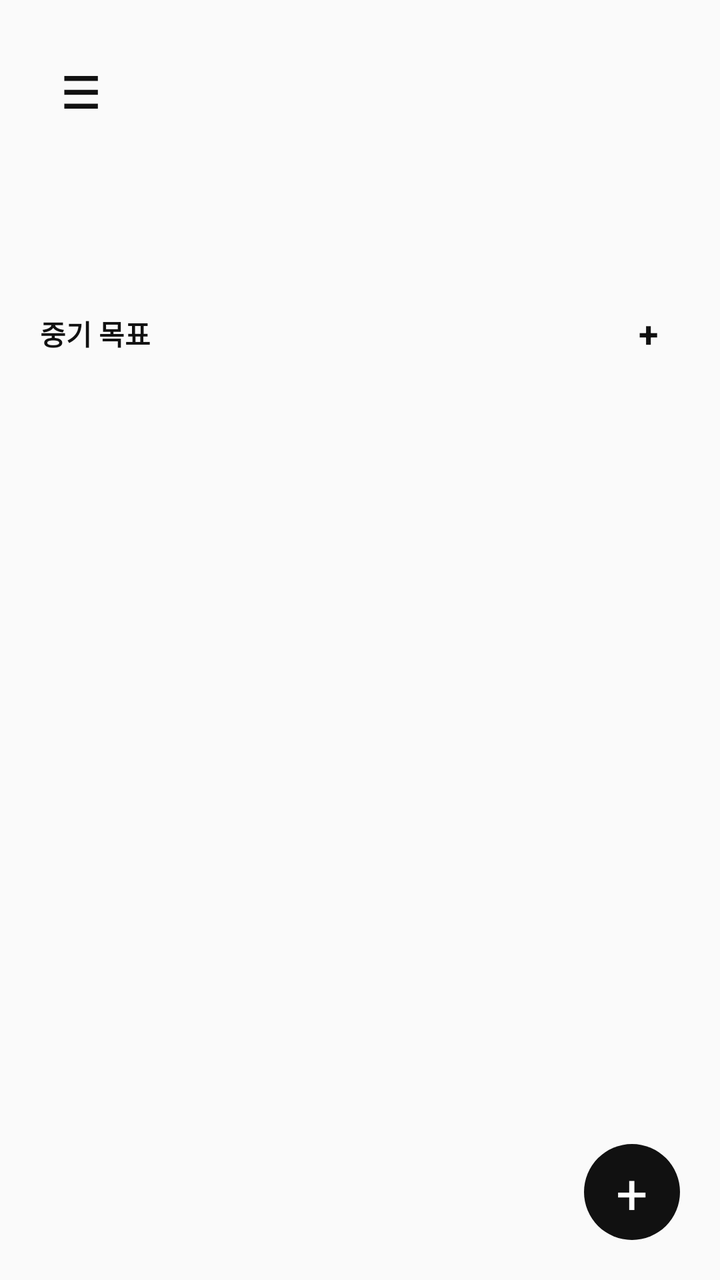
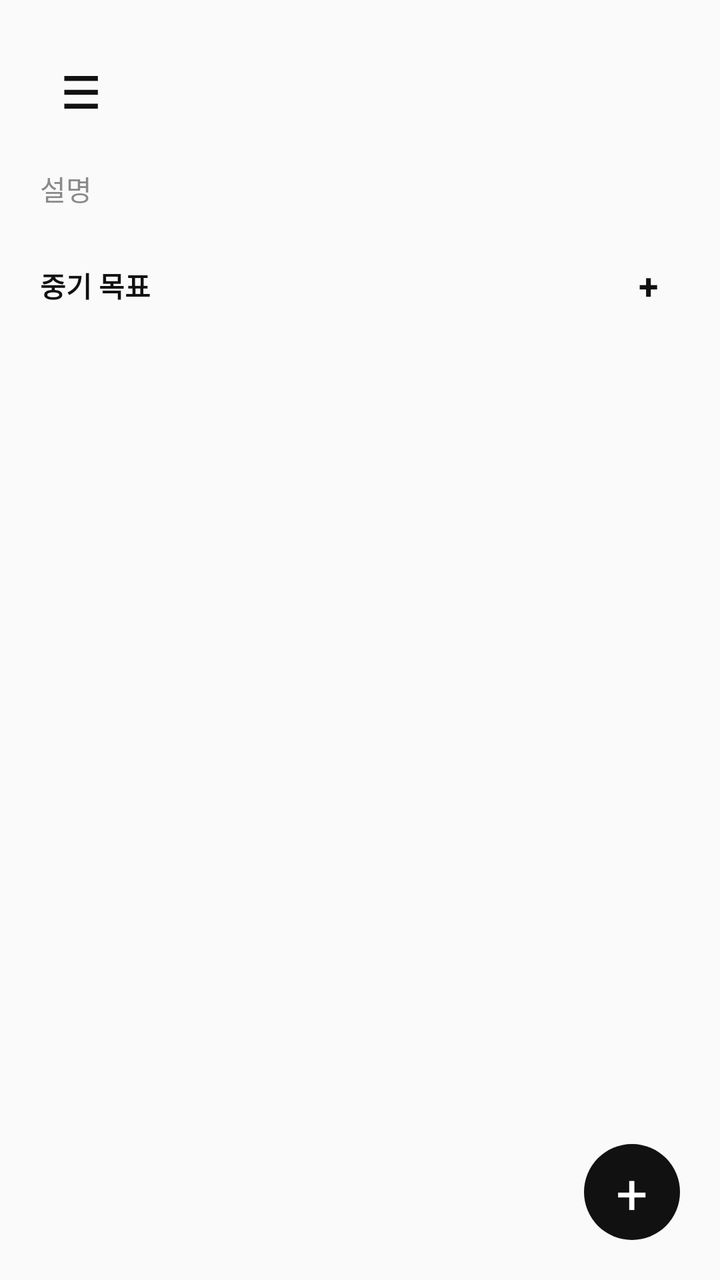

Screens rendered from an Android XML layout before and after an edit, with the pre-edit source and the edit as a unified diff.
<!-- AndroidManifest.xml: application theme Theme.TrailNote -->
<!-- res/layout/fragment_project_detail.xml -->
<?xml version="1.0" encoding="utf-8"?>
<FrameLayout xmlns:android="http://schemas.android.com/apk/res/android"
    android:layout_width="match_parent"
    android:layout_height="match_parent"
    android:background="@drawable/bg_screen">

    <LinearLayout
        android:layout_width="match_parent"
        android:layout_height="match_parent"
        android:orientation="vertical"
        android:padding="@dimen/screen_padding">

        <include layout="@layout/view_screen_header" />

        <TextView
            android:id="@+id/descriptionText"
            android:layout_width="match_parent"
            android:layout_height="wrap_content"
            android:layout_marginTop="12dp"
            android:textColor="@color/trail_text_secondary"
            android:textSize="14sp" />

        <TextView
            android:id="@+id/progressText"
            android:layout_width="match_parent"
            android:layout_height="wrap_content"
            android:layout_marginTop="8dp"
            android:textColor="@color/trail_ink"
            android:textSize="13sp"
            android:textStyle="bold" />

        <LinearLayout
            android:layout_width="match_parent"
            android:layout_height="wrap_content"
            android:layout_marginTop="@dimen/section_gap"
            android:gravity="center_vertical"
            android:orientation="horizontal">

            <TextView
                style="@style/TrailText.Section"
                android:layout_width="0dp"
                android:layout_height="wrap_content"
                android:layout_weight="1"
                android:text="중기 목표" />

            <TextView
                android:id="@+id/milestoneAddButton"
                android:layout_width="32dp"
                android:layout_height="32dp"
                android:gravity="center"
                android:text="+"
                android:textColor="@color/trail_ink"
                android:textSize="18sp"
                android:textStyle="bold" />
        </LinearLayout>

        <androidx.recyclerview.widget.RecyclerView
            android:id="@+id/milestoneList"
            android:layout_width="match_parent"
            android:layout_height="0dp"
            android:layout_marginTop="10dp"
            android:layout_weight="1"
            android:clipToPadding="false"
            android:paddingBottom="84dp" />

        <TextView
            android:id="@+id/emptyText"
            style="@style/TrailText.Body"
            android:layout_width="match_parent"
            android:layout_height="wrap_content"
            android:layout_marginTop="16dp"
            android:text="아직 중기목표가 없습니다"
            android:visibility="gone" />
    </LinearLayout>

    <TextView
        android:id="@+id/milestoneFabButton"
        android:layout_width="@dimen/fab_size"
        android:layout_height="@dimen/fab_size"
        android:layout_gravity="bottom|end"
        android:layout_margin="20dp"
        android:background="@drawable/bg_fab"
        android:gravity="center"
        android:text="+"
        android:textColor="@color/white"
        android:textSize="28sp" />

    <include
        android:id="@+id/milestoneQuickAdd"
        layout="@layout/view_bottom_quick_add" />
</FrameLayout>
<!-- res/layout/view_screen_header.xml (included above) -->
<?xml version="1.0" encoding="utf-8"?>
<LinearLayout xmlns:android="http://schemas.android.com/apk/res/android"
    android:layout_width="match_parent"
    android:layout_height="52dp"
    android:gravity="center_vertical"
    android:orientation="horizontal">

    <TextView
        android:id="@+id/menuText"
        android:layout_width="40dp"
        android:layout_height="40dp"
        android:gravity="center"
        android:text="☰"
        android:textColor="@color/trail_ink"
        android:textSize="22sp"
        android:textStyle="bold" />

    <TextView
        android:id="@+id/headerTitle"
        android:layout_width="0dp"
        android:layout_height="wrap_content"
        android:layout_weight="1"
        android:gravity="center"
        android:textColor="@color/trail_ink"
        android:textSize="16sp"
        android:textStyle="bold" />

    <TextView
        android:id="@+id/headerAction"
        android:layout_width="40dp"
        android:layout_height="40dp"
        android:gravity="center"
        android:textColor="@color/trail_ink"
        android:textSize="19sp"
        android:textStyle="bold" />
</LinearLayout>
<!-- res/layout/view_bottom_quick_add.xml (included above) -->
<?xml version="1.0" encoding="utf-8"?>
<LinearLayout xmlns:android="http://schemas.android.com/apk/res/android"
    android:layout_width="match_parent"
    android:layout_height="wrap_content"
    android:layout_gravity="bottom"
    android:layout_marginStart="20dp"
    android:layout_marginEnd="20dp"
    android:layout_marginBottom="12dp"
    android:gravity="center_vertical"
    android:orientation="horizontal"
    android:visibility="gone">

    <EditText
        android:id="@+id/quickAddEditText"
        android:layout_width="0dp"
        android:layout_height="48dp"
        android:layout_weight="1"
        android:background="@drawable/bg_input_rounded"
        android:imeOptions="actionDone"
        android:inputType="text"
        android:singleLine="true"
        android:textColor="@color/trail_ink"
        android:textColorHint="@color/trail_text_secondary"
        android:textSize="14sp" />

    <TextView
        android:id="@+id/quickAddConfirmButton"
        android:layout_width="48dp"
        android:layout_height="48dp"
        android:layout_marginStart="10dp"
        android:background="@drawable/bg_fab"
        android:gravity="center"
        android:text="✓"
        android:textColor="@color/white"
        android:textSize="24sp"
        android:textStyle="bold" />
</LinearLayout>
<!-- resources referenced by this layout -->
<resources>
  <color name="trail_ink">#FF111111</color>
  <color name="trail_text_secondary">#FF555555</color>
  <color name="white">#FFFFFFFF</color>
  <dimen name="fab_size">48dp</dimen>
  <dimen name="screen_padding">20dp</dimen>
  <dimen name="section_gap">22dp</dimen>
  <!-- drawable bg_fab (drawable) -->
  <?xml version="1.0" encoding="utf-8"?>
  <shape xmlns:android="http://schemas.android.com/apk/res/android" android:shape="oval">
      <solid android:color="@color/trail_ink" />
  </shape>
  <!-- drawable bg_input_rounded (drawable) -->
  <?xml version="1.0" encoding="utf-8"?>
  <shape xmlns:android="http://schemas.android.com/apk/res/android">
      <solid android:color="@color/white" />
      <stroke android:width="1dp" android:color="@color/trail_line" />
      <corners android:radius="22dp" />
      <padding android:left="16dp" android:top="11dp" android:right="16dp" android:bottom="11dp" />
  </shape>
  <!-- drawable bg_screen (drawable) -->
  <?xml version="1.0" encoding="utf-8"?>
  <shape xmlns:android="http://schemas.android.com/apk/res/android">
      <solid android:color="@color/trail_bg" />
  </shape>
  <style name="TrailText.Body" parent="TrailText.Base">
          <item name="android:textColor">@color/trail_text_secondary</item>
          <item name="android:textSize">13sp</item>
      </style>
  <style name="TrailText.Section" parent="TrailText.Base">
          <item name="android:textColor">@color/trail_ink</item>
          <item name="android:textSize">14sp</item>
          <item name="android:textStyle">bold</item>
      </style>
  <style name="Theme.TrailNote" parent="Theme.MaterialComponents.DayNight.NoActionBar">
          <item name="colorPrimary">@color/trail_ink</item>
          <item name="colorPrimaryVariant">@color/trail_ink</item>
          <item name="colorSecondary">@color/trail_ink</item>
          <item name="android:fontFamily">sans-serif</item>
          <item name="android:windowLightStatusBar">true</item>
          <item name="android:statusBarColor">@color/trail_bg</item>
          <item name="android:navigationBarColor">@color/white</item>
      </style>
  <color name="trail_line">#FFE2E2E2</color>
  <color name="trail_bg">#FFFAFAFA</color>
  <style name="TrailText.Base">
          <item name="android:fontFamily">sans-serif</item>
      </style>
</resources>

<!-- the commit's change to res/layout/fragment_project_detail.xml (unified diff, before → after) -->
@@ -12,22 +12,22 @@
 
         <include layout="@layout/view_screen_header" />
 
-        <TextView
+        <EditText
             android:id="@+id/descriptionText"
             android:layout_width="match_parent"
             android:layout_height="wrap_content"
             android:layout_marginTop="12dp"
+            android:background="@null"
+            android:backgroundTint="@android:color/transparent"
+            android:hint="&#49444;&#47749;"
+            android:inputType="textMultiLine|textNoSuggestions"
+            android:maxLines="2"
+            android:minLines="1"
+            android:padding="0dp"
+            android:singleLine="false"
             android:textColor="@color/trail_text_secondary"
+            android:textColorHint="@color/trail_muted"
             android:textSize="14sp" />
-
-        <TextView
-            android:id="@+id/progressText"
-            android:layout_width="match_parent"
-            android:layout_height="wrap_content"
-            android:layout_marginTop="8dp"
-            android:textColor="@color/trail_ink"
-            android:textSize="13sp"
-            android:textStyle="bold" />
 
         <LinearLayout
             android:layout_width="match_parent"
@@ -125,6 +125,17 @@
         android:textColor="@color/trail_ink"
         android:textSize="19sp"
         android:textStyle="bold" />
+
+    <TextView
+        android:id="@+id/headerMore"
+        android:layout_width="40dp"
+        android:layout_height="40dp"
+        android:gravity="center"
+        android:text="&#183;&#183;&#183;"
+        android:textColor="@color/trail_ink"
+        android:textSize="19sp"
+        android:textStyle="bold"
+        android:visibility="gone" />
 </LinearLayout>
 <!-- res/layout/view_bottom_quick_add.xml (included above) -->
 <?xml version="1.0" encoding="utf-8"?>
<!-- resource entries referenced after the edit -->
@@ -1,6 +1,7 @@
 <!-- resources referenced by this layout -->
 <resources>
   <color name="trail_ink">#FF111111</color>
+  <color name="trail_muted">#FF8A8A8A</color>
   <color name="trail_text_secondary">#FF555555</color>
   <color name="white">#FFFFFFFF</color>
   <dimen name="fab_size">48dp</dimen>
